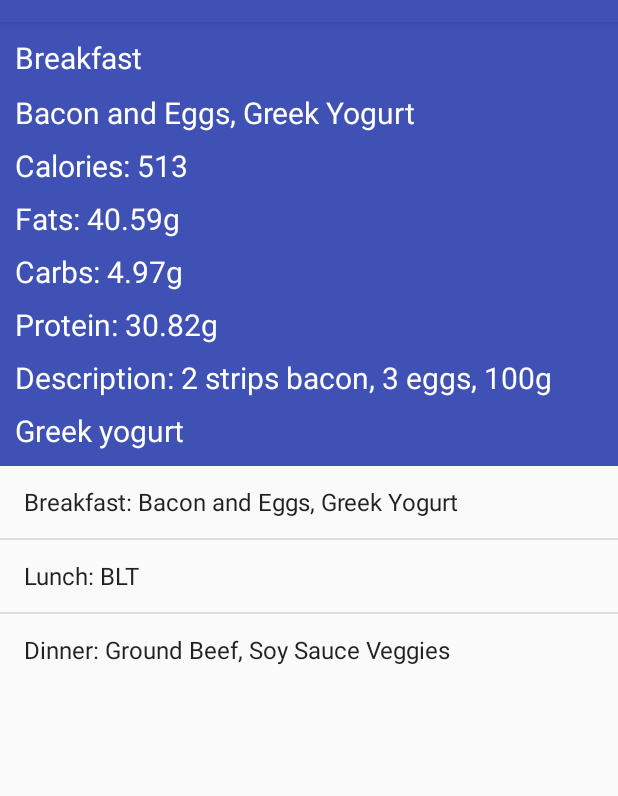
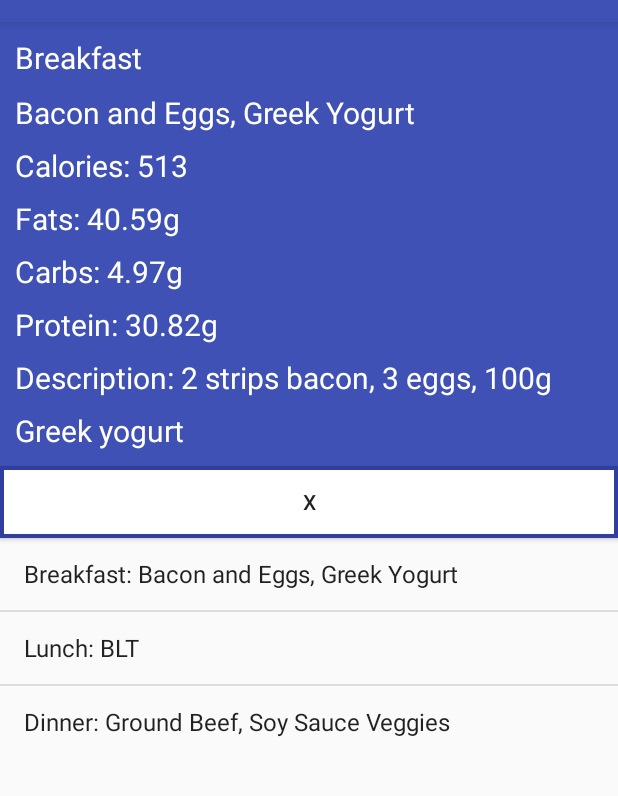
Before and after one commit to studiousKych/Chiron, an Android app: the DietActivity screen opened directly, with no data from a screen before it, on a phone screen of 412 x 824 dp, the part 62-858 px from its top. Run offline under Robolectric (Android 15) with nearby library versions, the phone set to English and light mode, and no system bars.

Commit message:
Pre-presentation

```diff
--- a/chiron_app/chiron_project/app/src/main/java/chiron/taylor/chirag/chiron/WorkoutActivity.java
+++ b/chiron_app/chiron_project/app/src/main/java/chiron/taylor/chirag/chiron/WorkoutActivity.java
@@ -65,15 +65,15 @@ public class WorkoutActivity extends AppCompatActivity {
             SetListViewValuesArr.add(set);
         }
         for (int i = 4; i<8; i++) {
-            SetModel set = new SetModel("Military Press", 225, 10, 60, "https://youtu.be/tuwHzzPdaGc", i);
+            SetModel set = new SetModel("Military Press", 175, 10, 60, "https://youtu.be/j7ULT6dznNc", i);
             SetListViewValuesArr.add(set);
         }
         for (int i = 8; i<11; i++) {
-            SetModel set = new SetModel("Bicep Curls", 225, 10, 60, "https://youtu.be/tuwHzzPdaGc", i);
+            SetModel set = new SetModel("DB Bicep Curls", 60, 10, 60, "https://youtu.be/tuwHzzPdaGc", i);
             SetListViewValuesArr.add(set);
         }
         for (int i = 11; i<14; i++) {
-            SetModel set = new SetModel("Tricep Extensions", 225, 10, 60, "https://youtu.be/tuwHzzPdaGc", i);
+            SetModel set = new SetModel("Tricep Extensions", 70, 10, 60, "https://youtu.be/tuwHzzPdaGc", i);
             SetListViewValuesArr.add(set);
         }
     }
--- a/chiron_app/chiron_project/app/src/main/res/layout/activity_diet.xml
+++ b/chiron_app/chiron_project/app/src/main/res/layout/activity_diet.xml
@@ -17,10 +17,19 @@
         android:lineSpacingMultiplier="1.5"
         android:background="@color/colorPrimary"/>
 
+    <Button
+        android:id="@+id/doneMeal"
+        android:layout_width="match_parent"
+        android:layout_height="wrap_content"
+        android:text="@string/DONE"
+        android:onClick="doneSpoof"
+        app:layout_constraintTop_toBottomOf="@id/nextMeal"
+        android:background="@drawable/square_button"/>
+
     <ListView
         android:id="@+id/dietList"
         android:layout_width="match_parent"
         android:layout_height="wrap_content"
-        app:layout_constraintTop_toBottomOf="@id/nextMeal"></ListView>
+        app:layout_constraintTop_toBottomOf="@id/doneMeal"></ListView>
 
 </android.support.constraint.ConstraintLayout>
--- a/chiron_app/chiron_project/app/src/main/res/values/strings.xml
+++ b/chiron_app/chiron_project/app/src/main/res/values/strings.xml
@@ -31,5 +31,6 @@
     <string name="viewDiet">Diet</string>
     <string name="viewWorkout">Workout</string>
     <string name="title_activity_meal_view">MealViewActivity</string>
-    <string name="spoofDietSummary">Breakfast: Eggs, Bacon, Greek Yogurt\\nLunch: BLT Sandwich\\nDinner: Ground Beef, Soy Sauce Veggies</string>
+    <string name="spoofDietSummary">Meal Summary:\nBreakfast: Eggs, Bacon, Greek Yogurt\\nLunch: BLT Sandwich\\nDinner: Ground Beef, Soy Sauce Veggies</string>
+    <string name="spoofWorkoutSummary">Workout Today:\nBench Press 4x10\nMilitary Press 4x10\nDB Bicep Curl 3x10\nTricep Extension 3x10</string>
 </resources>
```
Also changed, not shown: chiron_app/chiron_project/app/src/main/java/chiron/taylor/chirag/chiron/DietActivity.java (+15 -1 lines), chiron_app/chiron_project/app/src/main/res/layout/activity_main.xml (+21 -7 lines).
